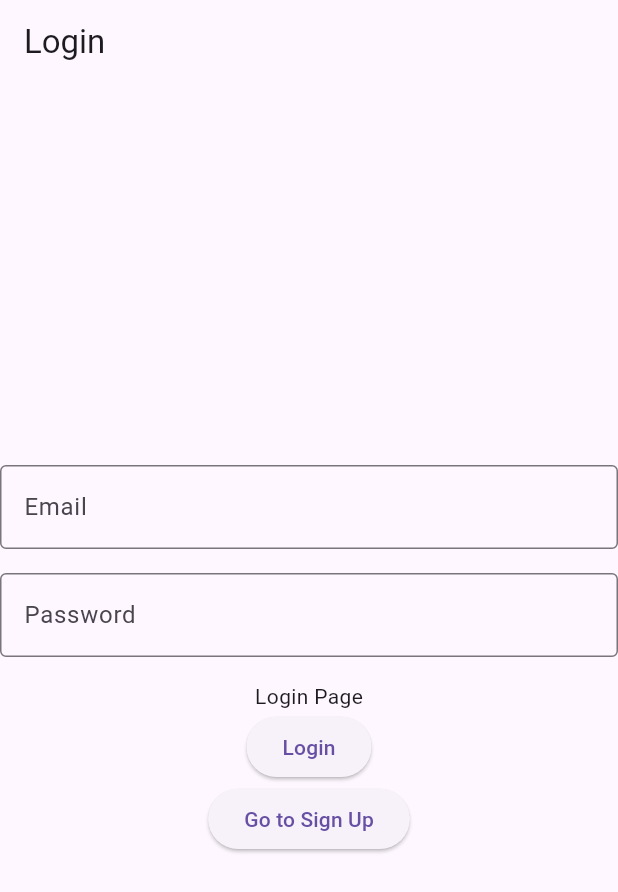
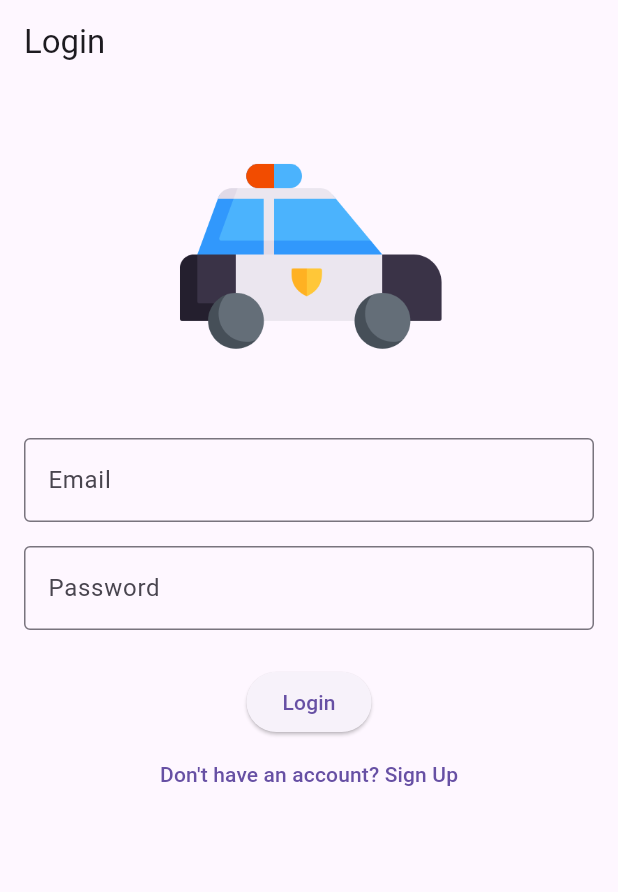
Before and after one commit to SaahRosine/Automated-nutrition-and-fitness-assistant-, a Flutter app: the screen it shows after launch, on a phone screen of 412 x 824 dp. Shown: the top 892 px of the screen. Run offline on Flutter 3.47's test engine with Material 3 defaults, Android fonts, the phone set to English and light mode, and no system bars; our stand-ins replace flutter_secure_storage.

Commit message:
Login screen

```diff
--- a/mobile/lib/login.dart
+++ b/mobile/lib/login.dart
@@ -10,41 +10,48 @@ class Login extends StatelessWidget {
       appBar: AppBar(
         title: const Text('Login'),
       ),
-      body: Center(
+
+      body: SingleChildScrollView(
+        child: Container(
+          padding: EdgeInsets.all(16.0),
           child: Column(
             mainAxisAlignment: MainAxisAlignment.center,
             children: [
-            TextFormField(
+              Image.asset('assets/image.png', height: 200),
+              SizedBox(height: 20),
+              TextField(
+                keyboardType: TextInputType.emailAddress, // Fixed: Added proper keyboardType
                 decoration: InputDecoration(
                   labelText: 'Email',
-                border: const OutlineInputBorder(),
+                  border: OutlineInputBorder(),
                 ),
               ),
-            const SizedBox(height: 16),
-            TextFormField(
+              SizedBox(height: 16),
+              TextField(
+                obscureText: true,
                 decoration: InputDecoration(
                   labelText: 'Password',
-                border: const OutlineInputBorder(),
+                  border: OutlineInputBorder(),
                 ),
-              obscureText: true,
               ),
-            const SizedBox(height: 16),
-
-            const Text('Login Page'),
-            ElevatedButton(onPressed: () {},
-              child: const Text('Login')
+              SizedBox(height: 24),
+              ElevatedButton(
+                onPressed: () {
+                  // Handle login logic
+                },
+                child: const Text('Login'),
               ),
-
-            ElevatedButton(
+              TextButton(
                 onPressed: () {
                   Navigator.push(
                     context,
                     MaterialPageRoute(builder: (context) => const SignUp()),
                   );
                 },
-              child: const Text('Go to Sign Up'),
+                child: const Text('Don\'t have an account? Sign Up'),
               ),
             ],
+          ),
         ),
       ),
     );
--- a/mobile/pubspec.yaml
+++ b/mobile/pubspec.yaml
@@ -59,8 +59,8 @@ flutter:
   uses-material-design: true
 
   # To add assets to your application, add an assets section, like this:
-  # assets:
-  #   - images/a_dot_burr.jpeg
+  assets:
+    - assets/image.png
   #   - images/a_dot_ham.jpeg
 
   # An image asset can refer to one or more resolution-specific "variants", see
```
Also changed, not shown: mobile/assets/image.png (added). Lines whose indentation alone changed are shown as unchanged.
